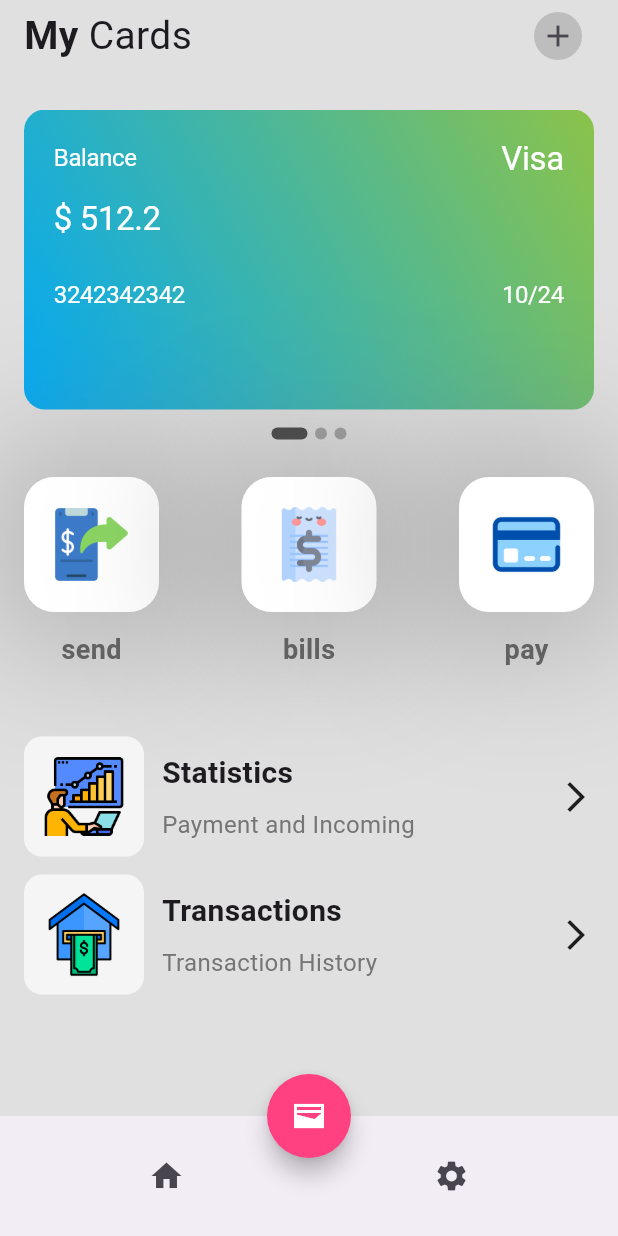
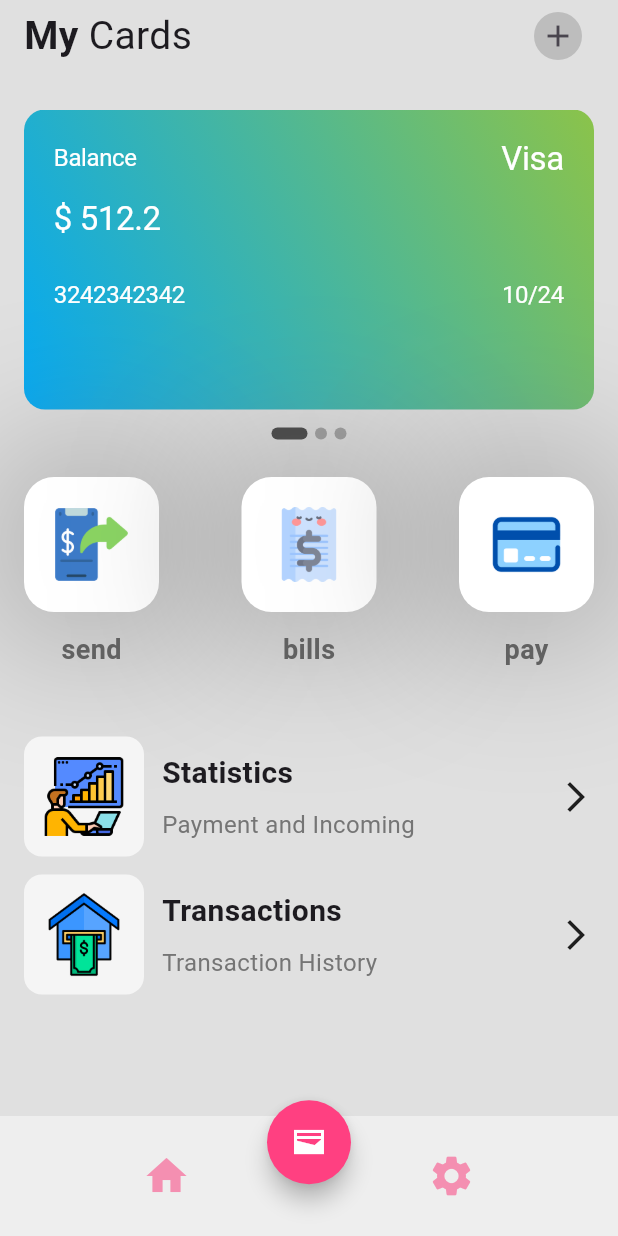
Before and after one commit to songhee24/wallet-app-ui, a Flutter app: the screen it shows after launch, on a phone screen of 412 x 824 dp. Run offline on Flutter 3.47's test engine with Material 2 defaults, Android fonts, the phone set to English and light mode, and no system bars; drawn by our look-alikes of smooth_page_indicator.

Commit message:
floating button centering

```diff
--- a/lib/src/screens/home_screen.dart
+++ b/lib/src/screens/home_screen.dart
@@ -169,25 +169,34 @@ class _HomeScreenState extends State<HomeScreen> {
         ),
       ),
       bottomNavigationBar: BottomAppBar(
+        color: Colors.grey[200],
         child: Row(
           mainAxisAlignment: MainAxisAlignment.spaceAround,
           children: <Widget>[
             IconButton(
               onPressed: () {},
-              icon: const Icon(
+              icon: Icon(
                 Icons.home,
+                size: 32,
+                color: Colors.pink[200]!,
               ),
             ),
             IconButton(
               onPressed: () {},
-              icon: const Icon(
+              icon: Icon(
+                size: 32,
                 Icons.settings,
+                color: Colors.pink[200]!,
               ),
             ),
           ],
         ),
       ),
-      floatingActionButton: FloatingActionButton(
+      floatingActionButton: Padding(
+        padding: const EdgeInsets.only(
+          top: 35,
+        ),
+        child: FloatingActionButton(
           backgroundColor: Colors.pinkAccent,
           shape: const CircleBorder(),
           onPressed: () {},
@@ -196,6 +205,7 @@ class _HomeScreenState extends State<HomeScreen> {
             color: Colors.white,
           ),
         ),
+      ),
       floatingActionButtonLocation: FloatingActionButtonLocation.centerDocked,
     );
   }
```
Lines whose indentation alone changed are shown as unchanged.
